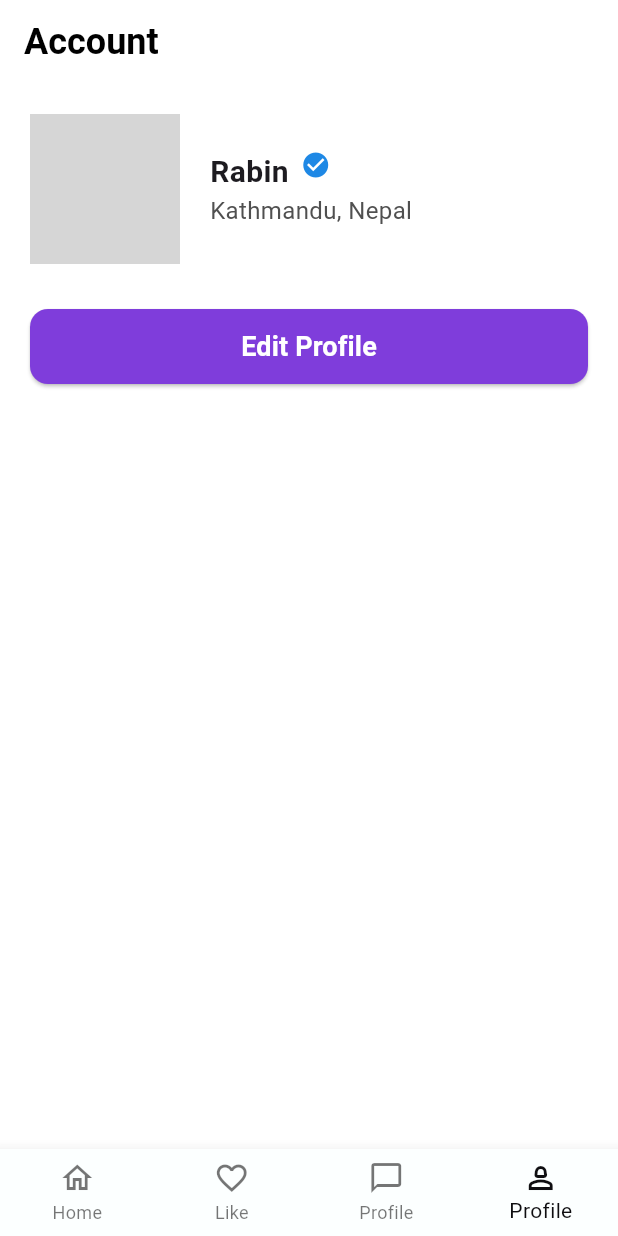
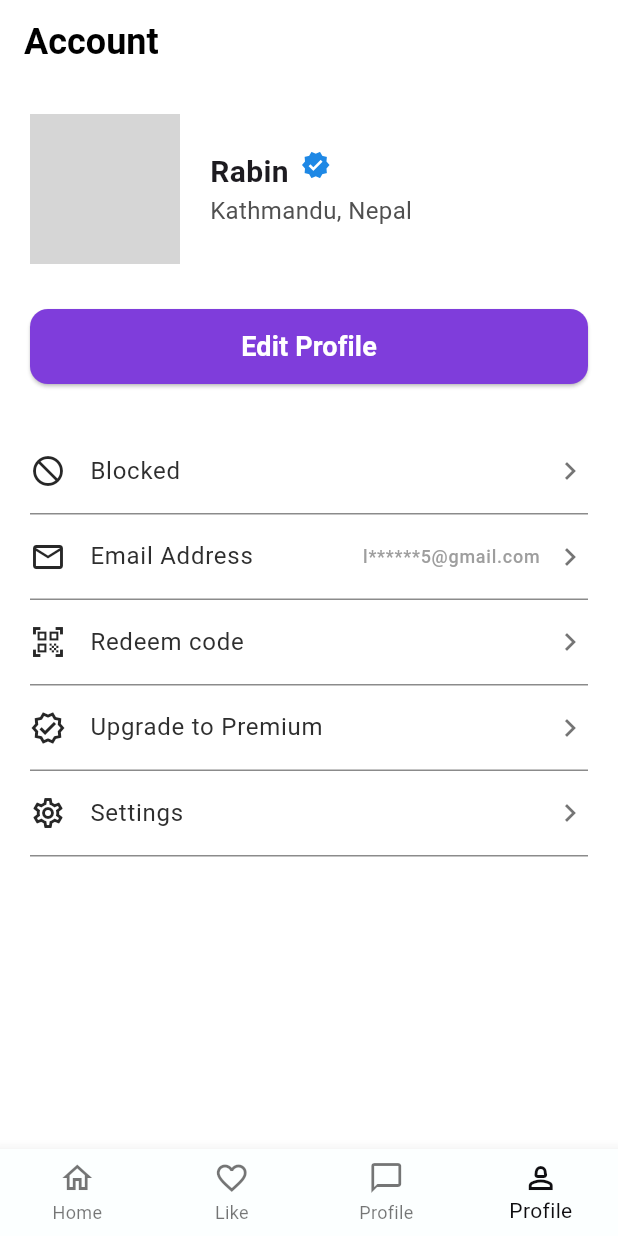
Before and after one commit to Rabin935/pairup, a Flutter app: the screen it shows after launch, item 4 of the bottom bar chosen, on a phone screen of 412 x 824 dp. Run offline on Flutter 3.47's test engine with Material 3 defaults, Android fonts, the phone set to English and light mode, and no system bars; network calls fail; grey boxes are pictures that could not be loaded.

Commit message:
profile screen item menu added

```diff
--- a/lib/screens/bottom_screens/profile_screen.dart
+++ b/lib/screens/bottom_screens/profile_screen.dart
@@ -1,4 +1,5 @@
 import 'package:flutter/material.dart';
+import 'package:pairup/widgets/profileitemmenu_widget.dart';
 
 class ProfileScreen extends StatefulWidget {
   const ProfileScreen({super.key});
@@ -53,7 +54,7 @@ class _ProfileScreenState extends State<ProfileScreen> {
                         ),
                         const SizedBox(width: 8),
                         Icon(
-                          Icons.check_circle,
+                          Icons.verified,
                           color: Colors.blue.shade600,
                           size: 20,
                         ),
@@ -93,6 +94,34 @@ class _ProfileScreenState extends State<ProfileScreen> {
               ),
             ),
             const SizedBox(height: 30),
+
+            // --- Menu Items ---
+            ProfileMenuItem(
+              icon: Icons.block_flipped,
+              title: "Blocked",
+              onTap: () {},
+            ),
+            ProfileMenuItem(
+              icon: Icons.mail_outline,
+              title: "Email Address",
+              trailing: "l******5@gmail.com",
+              onTap: () {},
+            ),
+            ProfileMenuItem(
+              icon: Icons.qr_code_scanner,
+              title: "Redeem code",
+              onTap: () {},
+            ),
+            ProfileMenuItem(
+              icon: Icons.verified_outlined,
+              title: "Upgrade to Premium",
+              onTap: () {},
+            ),
+            ProfileMenuItem(
+              icon: Icons.settings_outlined,
+              title: "Settings",
+              onTap: () {},
+            ),
           ],
         ),
       ),
--- /dev/null
+++ b/lib/widgets/profileitemmenu_widget.dart
@@ -0,0 +1,54 @@
+import 'package:flutter/material.dart';
+
+class ProfileMenuItem extends StatelessWidget {
+  final IconData icon;
+  final String title;
+  final String? trailing;
+  final VoidCallback onTap;
+
+  const ProfileMenuItem({
+    super.key,
+    required this.icon,
+    required this.title,
+    this.trailing,
+    required this.onTap,
+  });
+
+  @override
+  Widget build(BuildContext context) {
+    return Container(
+      decoration: const BoxDecoration(
+        border: Border(
+          bottom: BorderSide(
+            color: Color.fromARGB(255, 139, 139, 139),
+            width: 1,
+          ),
+        ),
+      ),
+      child: ListTile(
+        contentPadding: EdgeInsets.zero,
+        onTap: onTap,
+        leading: Icon(icon, color: const Color.fromARGB(255, 39, 39, 39)),
+        title: Text(
+          title,
+          style: const TextStyle(
+            color: Color.fromARGB(255, 46, 46, 46),
+            fontSize: 16,
+          ),
+        ),
+        trailing: Wrap(
+          crossAxisAlignment: WrapCrossAlignment.center,
+          spacing: 8,
+          children: [
+            if (trailing != null)
+              Text(
+                trailing!,
+                style: const TextStyle(color: Colors.grey, fontSize: 12),
+              ),
+            const Icon(Icons.chevron_right, color: Colors.black54),
+          ],
+        ),
+      ),
+    );
+  }
+}
```
